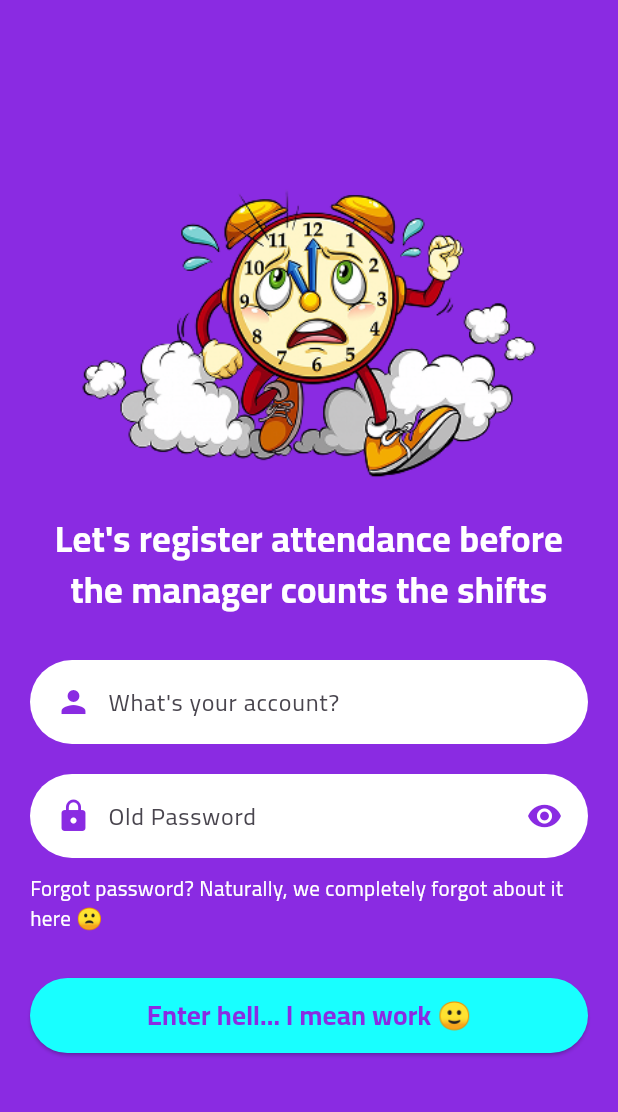
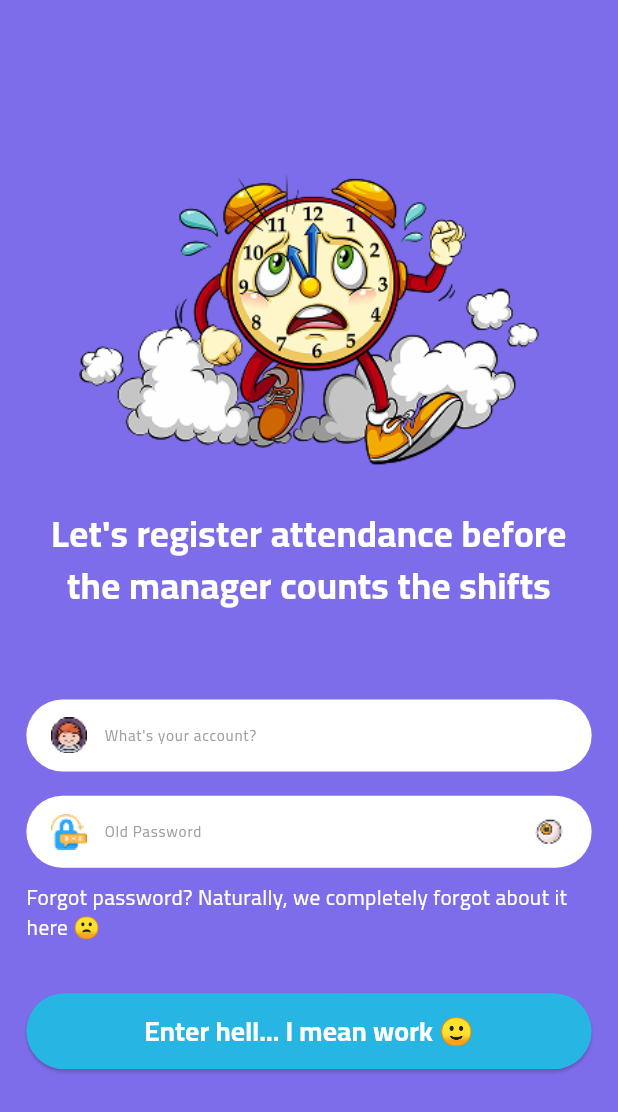
Before and after one commit to moelsayed1/new_attendence, a Flutter app: the screen it shows after launch, on a phone screen of 412 x 824 dp. Shown: the top 1112 px of the screen. Run offline on Flutter 3.47's test engine with Material 3 defaults, Android fonts, the phone set to English and light mode, and no system bars; our stand-ins replace bloc, equatable, flutter_bloc, flutter_screenutil, flutter_svg; project files that could hold a hidden picture were left out.

Commit message:
Editing Login UI
- editing in login ui screen
- changing the wrong text in app_localization
- added responsive screenutil

```diff
--- /dev/null
+++ b/devtools_options.yaml
@@ -0,0 +1,3 @@
+description: This file stores settings for Dart & Flutter DevTools.
+documentation: https://docs.flutter.dev/tools/devtools/extensions#configure-extension-enablement-states
+extensions:
--- /dev/null
+++ b/lib/core/widgets/common_image_icon.dart
@@ -0,0 +1,33 @@
+import 'package:flutter/material.dart';
+import 'package:flutter_screenutil/flutter_screenutil.dart';
+
+class CommonImageIcon extends StatelessWidget {
+  final String assetPath;
+  final double? size;
+  final Color? color;
+  final EdgeInsetsGeometry? padding;
+  final BoxFit fit;
+
+  const CommonImageIcon({
+    super.key,
+    required this.assetPath,
+    this.size,
+    this.color,
+    this.padding,
+    this.fit = BoxFit.contain,
+  });
+
+  @override
+  Widget build(BuildContext context) {
+    return Padding(
+      padding: padding ?? EdgeInsets.only(left: 10.w),
+      child: Image.asset(
+        assetPath,
+        width: size?.w ?? 24.w,
+        height: size?.h ?? 24.h,
+        color: color,
+        fit: fit,
+      ),
+    );
+  }
+}
--- /dev/null
+++ b/lib/core/widgets/custom_text_field.dart
@@ -0,0 +1,95 @@
+import 'package:flutter/material.dart';
+import 'package:flutter_screenutil/flutter_screenutil.dart';
+import 'package:flutter_svg/flutter_svg.dart';
+
+class CustomTextField extends StatelessWidget {
+  final TextEditingController controller;
+  final String hintText;
+  final String prefixIconPath;
+  final String? suffixIconPath;
+  final bool obscureText;
+  final Color? iconColor;
+  final Color backgroundColor;
+  final double borderRadius;
+  final TextInputType? keyboardType;
+  final String? Function(String?)? validator;
+  final double iconSize;
+  final VoidCallback? onSuffixIconTap;
+
+  const CustomTextField({
+    super.key,
+    required this.controller,
+    required this.hintText,
+    required this.prefixIconPath,
+    this.suffixIconPath,
+    this.obscureText = false,
+    this.iconColor,
+    this.backgroundColor = Colors.white,
+    this.borderRadius = 25.0,
+    this.keyboardType,
+    this.validator,
+    this.iconSize = 24.0,
+    this.onSuffixIconTap,
+  });
+
+  Widget _buildIcon(String path, Color? color) {
+    if (path.toLowerCase().endsWith('.svg')) {
+      return SvgPicture.asset(
+        path,
+        width: iconSize.w,
+        height: iconSize.h,
+        colorFilter: color != null ? ColorFilter.mode(color, BlendMode.srcIn) : null,
+      );
+    } else {
+      return Image.asset(
+        path,
+        width: iconSize.w,
+        height: iconSize.h,
+        color: color,
+      );
+    }
+  }
+
+  @override
+  Widget build(BuildContext context) {
+    return TextField(
+      controller: controller,
+      obscureText: obscureText,
+      keyboardType: keyboardType,
+      style: TextStyle(
+        fontSize: 10.sp,
+        color: Colors.black,
+      ),
+      decoration: InputDecoration(
+        filled: true,
+        fillColor: backgroundColor,
+        hintText: hintText,
+        hintStyle: TextStyle(
+          fontSize: 10.sp,
+          color: Colors.grey,
+        ),
+        contentPadding: EdgeInsets.symmetric(
+          horizontal: 8.w,
+        ),
+        border: OutlineInputBorder(
+          borderRadius: BorderRadius.circular(borderRadius.r),
+          borderSide: BorderSide.none,
+        ),
+        prefixIcon: Padding(
+          padding: EdgeInsets.only(left: 8.w),
+          child: _buildIcon(prefixIconPath, iconColor),
+        ),
+        suffixIcon: suffixIconPath != null
+            ? GestureDetector(
+                onTap: onSuffixIconTap,
+                child: Padding(
+                  padding: EdgeInsets.only(right: 8.w),
+                  child: _buildIcon(suffixIconPath!,
+                   iconColor),
+                ),
+              )
+            : null,
+      ),
+    );
+  }
+}
--- a/lib/features/login/login_screen.dart
+++ b/lib/features/login/login_screen.dart
@@ -3,6 +3,8 @@ import 'package:new_attendence/l10n/app_localizations.dart';
 import 'package:flutter_bloc/flutter_bloc.dart';
 import 'package:new_attendence/features/login/presentation/cubit/login_cubit.dart';
 import 'package:new_attendence/main.dart'; // Import main.dart to access scaffoldMessengerKey
+import 'package:new_attendence/core/widgets/custom_text_field.dart';
+import 'package:flutter_screenutil/flutter_screenutil.dart';
 
 class LoginScreen extends StatefulWidget {
   const LoginScreen({super.key});
@@ -14,12 +16,19 @@ class LoginScreen extends StatefulWidget {
 class _LoginScreenState extends State<LoginScreen> {
   final TextEditingController _usernameController = TextEditingController();
   final TextEditingController _passwordController = TextEditingController();
+  bool _isPasswordVisible = false;
 
   @override
   void dispose() {
     _usernameController.dispose();
     _passwordController.dispose();
     super.dispose();
+  }
+
+  void _togglePasswordVisibility() {
+    setState(() {
+      _isPasswordVisible = !_isPasswordVisible;
+    });
   }
 
   @override
@@ -38,88 +47,66 @@ class _LoginScreenState extends State<LoginScreen> {
       },
       builder: (context, state) {
         return Scaffold(
-          backgroundColor: const Color(0xFF8A2BE2), // Violet color from the image
+          backgroundColor: const Color(0xFF7E6DEA), // Violet color from the image
           body: SafeArea(
             child: Center(
               child: SingleChildScrollView(
                 child: Padding(
-                  padding: const EdgeInsets.all(20.0),
+                  padding: EdgeInsets.symmetric(horizontal: 16.w),
                   child: Column(
                     children: [
                       // Image at the top
                       Image.asset(
-                        'assets/images/alarm_clock.png', // We'll add this asset later
-                        height: 200,
+                        'assets/images/alarm_clock.png',
+                        height: 200.h,
                       ),
-                      const SizedBox(height: 20),
+                      SizedBox(height: 24.h),
                       // Text above input fields
                       Text(
                         AppLocalizations.of(context)!.loginPrompt,
                         textAlign: TextAlign.center,
-                        style: const TextStyle(
+                        style: TextStyle(
                           color: Colors.white,
-                          fontSize: 24,
+                          fontSize: 24.sp,
                           fontWeight: FontWeight.bold,
                         ),
                       ),
-                      const SizedBox(height: 30),
+                      SizedBox(height: 57.h),
                       // Account Input Field
-                      TextField(
+                      CustomTextField(
                         controller: _usernameController,
-                        decoration: InputDecoration(
-                          filled: true,
-                          fillColor: Colors.white,
-                          hintText: AppLocalizations.of(context)!.whatIsYourAccount,
-                          border: OutlineInputBorder(
-                            borderRadius: BorderRadius.circular(30.0),
-                            borderSide: BorderSide.none,
-                          ),
-                          prefixIcon: const Padding(
-                            padding: EdgeInsets.only(left: 10.0),
-                            child: Icon(Icons.person, color: Color(0xFF8A2BE2)),
-                          ),
-                        ),
+                        hintText: AppLocalizations.of(context)!.whatIsYourAccount,
+                        prefixIconPath: 'assets/images/username_logo.png',
                       ),
-                      const SizedBox(height: 20),
+                      SizedBox(height: 16.h),
                       // Password Input Field
-                      TextField(
+                      CustomTextField(
                         controller: _passwordController,
-                        obscureText: true,
-                        decoration: InputDecoration(
-                          filled: true,
-                          fillColor: Colors.white,
-                          hintText: AppLocalizations.of(context)!.oldPassword,
-                          border: OutlineInputBorder(
-                            borderRadius: BorderRadius.circular(30.0),
-                            borderSide: BorderSide.none,
-                          ),
-                          prefixIcon: const Padding(
-                            padding: EdgeInsets.only(left: 10.0),
-                            child: Icon(Icons.lock, color: Color(0xFF8A2BE2)),
-                          ),
-                          suffixIcon: const Padding(
-                            padding: EdgeInsets.only(right: 10.0),
-                            child: Icon(Icons.visibility, color: Color(0xFF8A2BE2)),
-                          ),
-                        ),
+                        hintText: AppLocalizations.of(context)!.oldPassword,
+                        prefixIconPath: 'assets/images/password_logo.png',
+                        suffixIconPath: _isPasswordVisible
+                            ? 'assets/images/eye_visible.png'
+                            : 'assets/images/eye_visible.png',
+                        obscureText: !_isPasswordVisible,
+                        onSuffixIconTap: _togglePasswordVisibility,
                       ),
-                      const SizedBox(height: 10),
+                      SizedBox(height: 10.h),
                       // Forgot password text
                       Align(
                         alignment: Alignment.centerRight,
                         child: Text(
                           AppLocalizations.of(context)!.forgotPassword,
-                          style: const TextStyle(
+                          style: TextStyle(
                             color: Colors.white,
-                            fontSize: 14,
+                            fontSize: 14.sp,
                           ),
                         ),
                       ),
-                      const SizedBox(height: 30),
+                      SizedBox(height: 32.h),
                       // Login Button
                       SizedBox(
                         width: double.infinity,
-                        height: 50,
+                        height: 50.h,
                         child: ElevatedButton(
                           onPressed: state is LoginLoading
                               ? null
@@ -130,18 +117,21 @@ class _LoginScreenState extends State<LoginScreen> {
                                       );
                                 },
                           style: ElevatedButton.styleFrom(
-                            backgroundColor: Colors.cyanAccent,
+                            backgroundColor: Color(0xff27B6E3),
                             shape: RoundedRectangleBorder(
-                              borderRadius: BorderRadius.circular(30.0),
+                              borderRadius: BorderRadius.circular(25.r),
                             ),
                           ),
                           child: state is LoginLoading
-                              ? const CircularProgressIndicator(color: Color(0xFF8A2BE2))
+                              ? CircularProgressIndicator(
+                                  color: const Color(0xFF27B6E3),
+                                  strokeWidth: 2.w,
+                                )
                               : Text(
                                   AppLocalizations.of(context)!.loginButton,
-                                  style: const TextStyle(
-                                    color: Color(0xFF8A2BE2),
-                                    fontSize: 18,
+                                  style: TextStyle(
+                                    color: const Color(0xFFFFFFFF),
+                                    fontSize: 18.sp,
                                     fontWeight: FontWeight.bold,
                                   ),
                                 ),
--- a/lib/l10n/app_ar.arb
+++ b/lib/l10n/app_ar.arb
@@ -10,7 +10,7 @@
     "@whatIsYourAccount": {
         "description": "Placeholder for the input field for account name"
     },
-    "whatIsYourAccount": "مين الحساب الي دلي دة؟",
+    "whatIsYourAccount": "مين الحساب الي جاي دة؟",
     "@oldPassword": {
         "description": "Placeholder for the input field for password"
     },
@@ -18,7 +18,7 @@
     "@forgotPassword": {
         "description": "Forgot password text"
     },
-    "forgotPassword": "نسيت الباسورد ؟ طبيعي جدا كلنا بننسي وحدنا عنا 🙁",
+    "forgotPassword": "نسيت الباسورد ؟ طبيعي جدا كلنا بننسي روحنا هنا 🙁",
     "@loginButton": {
         "description": "Login button text"
     },
--- a/lib/l10n/app_localizations_ar.dart
+++ b/lib/l10n/app_localizations_ar.dart
@@ -15,14 +15,14 @@ class AppLocalizationsAr extends AppLocalizations {
   String get loginPrompt => 'يلا نسجل حضور قبل المدير ما يعد الشفتات';
 
   @override
-  String get whatIsYourAccount => 'مين الحساب الي دلي دة؟';
+  String get whatIsYourAccount => 'مين الحساب الي جاي دة؟';
 
   @override
   String get oldPassword => 'كلمة السر القديمة';
 
   @override
   String get forgotPassword =>
-      'نسيت الباسورد ؟ طبيعي جدا كلنا بننسي وحدنا عنا 🙁';
+      'نسيت الباسورد ؟ طبيعي جدا كلنا بننسي روحنا هنا 🙁';
 
   @override
   String get loginButton => 'ادخل الجحيم .... قصدي الشغل 🙂';
--- a/lib/main.dart
+++ b/lib/main.dart
@@ -8,24 +8,39 @@ import 'package:new_attendence/features/login/data/datasources/login_remote_data
 import 'package:new_attendence/features/login/data/repositories/login_repository_impl.dart';
 import 'package:new_attendence/features/login/domain/usecases/login_user.dart';
 import 'package:new_attendence/core/constants/app_constants.dart';
+import 'package:flutter_screenutil/flutter_screenutil.dart';
 
 final GlobalKey<ScaffoldMessengerState> scaffoldMessengerKey = GlobalKey<ScaffoldMessengerState>();
 
 void main() {
+  WidgetsFlutterBinding.ensureInitialized();
   runApp(const MyApp());
 }
 
 class MyApp extends StatelessWidget {
-  const MyApp({super.key});
+  const MyApp({Key? key}) : super(key: key);
 
   @override
   Widget build(BuildContext context) {
-    return BlocProvider(
-      create: (context) {
-        final remoteDataSource = LoginRemoteDataSourceImpl();
-        final repository = LoginRepositoryImpl(remoteDataSource: remoteDataSource);
-        final loginUser = LoginUser(repository);
-        return LoginCubit(loginUser);
+    return ScreenUtilInit(
+      designSize: const Size(375, 812),
+      minTextAdapt: true,
+      splitScreenMode: true,
+      useInheritedMediaQuery: true,
+      builder: (BuildContext context, Widget? child) {
+        return MultiBlocProvider(
+          providers: [
+            BlocProvider<LoginCubit>(
+              create: (context) {
+                final remoteDataSource = LoginRemoteDataSourceImpl();
+                final repository = LoginRepositoryImpl(remoteDataSource: remoteDataSource);
+                final loginUser = LoginUser(repository);
+                return LoginCubit(loginUser);
+              },
+            ),
+          ],
+          child: child!, // Use the child provided by ScreenUtilInit
+        );
       },
       child: MaterialApp(
         debugShowCheckedModeBanner: false,
--- a/pubspec.yaml
+++ b/pubspec.yaml
@@ -38,6 +38,8 @@ dependencies:
     sdk: flutter
   flutter_bloc: ^8.1.5
   equatable: ^2.0.5
+  flutter_screenutil: ^5.9.0
+  flutter_svg: ^2.0.10+1
 
 dev_dependencies:
   flutter_test:
@@ -66,6 +68,7 @@ flutter:
   assets:
     - assets/images/
     - assets/fonts/
+    - assets/svgs/
 
   # An image asset can refer to one or more resolution-specific "variants", see
   # https://flutter.dev/to/resolution-aware-images
```
Also changed, not shown: assets/images/eye_visible.png (added), assets/images/password_logo.png (added), assets/images/username_logo.png (added), assets/svgs/eye_visible.svg (added), assets/svgs/password_logo.svg (added), assets/svgs/username_logo.svg (added), pubspec.lock.
